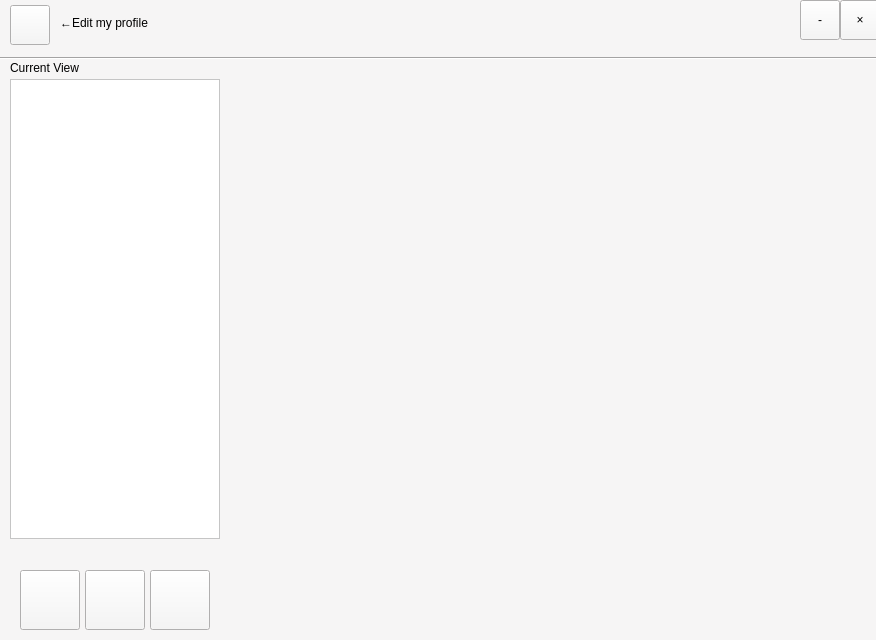
First picture: the form in client/ui/mainwindow.ui, repository pechpo/What-s-up, before the edit.
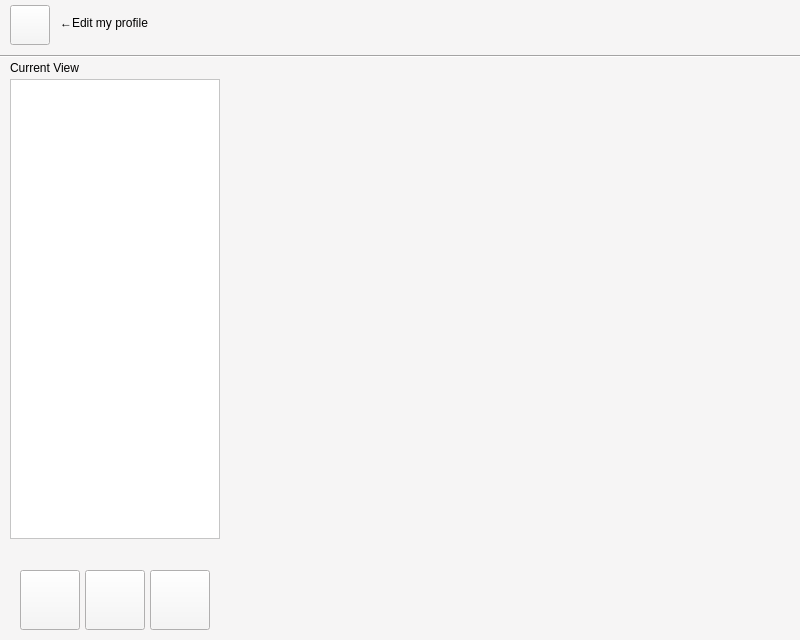
Second picture: the form after the edit. Icons and pictures are not drawn.

What changed in the file:
```diff
--- a/client/ui/mainwindow.ui
+++ b/client/ui/mainwindow.ui
@@ -6,7 +6,7 @@
    <rect>
     <x>0</x>
     <y>0</y>
-    <width>876</width>
+    <width>800</width>
     <height>640</height>
    </rect>
   </property>
@@ -21,7 +21,7 @@
     <rect>
      <x>0</x>
      <y>0</y>
-     <width>900</width>
+     <width>800</width>
      <height>660</height>
     </rect>
    </property>
@@ -142,7 +142,7 @@
     <property name="geometry">
      <rect>
       <x>0</x>
-      <y>50</y>
+      <y>48</y>
       <width>881</width>
       <height>16</height>
      </rect>
@@ -182,7 +182,7 @@
      <rect>
       <x>10</x>
       <y>60</y>
-      <width>91</width>
+      <width>211</width>
       <height>16</height>
      </rect>
     </property>
```
Left out of the diff: 2 changed lines with no effect on the pictures.
